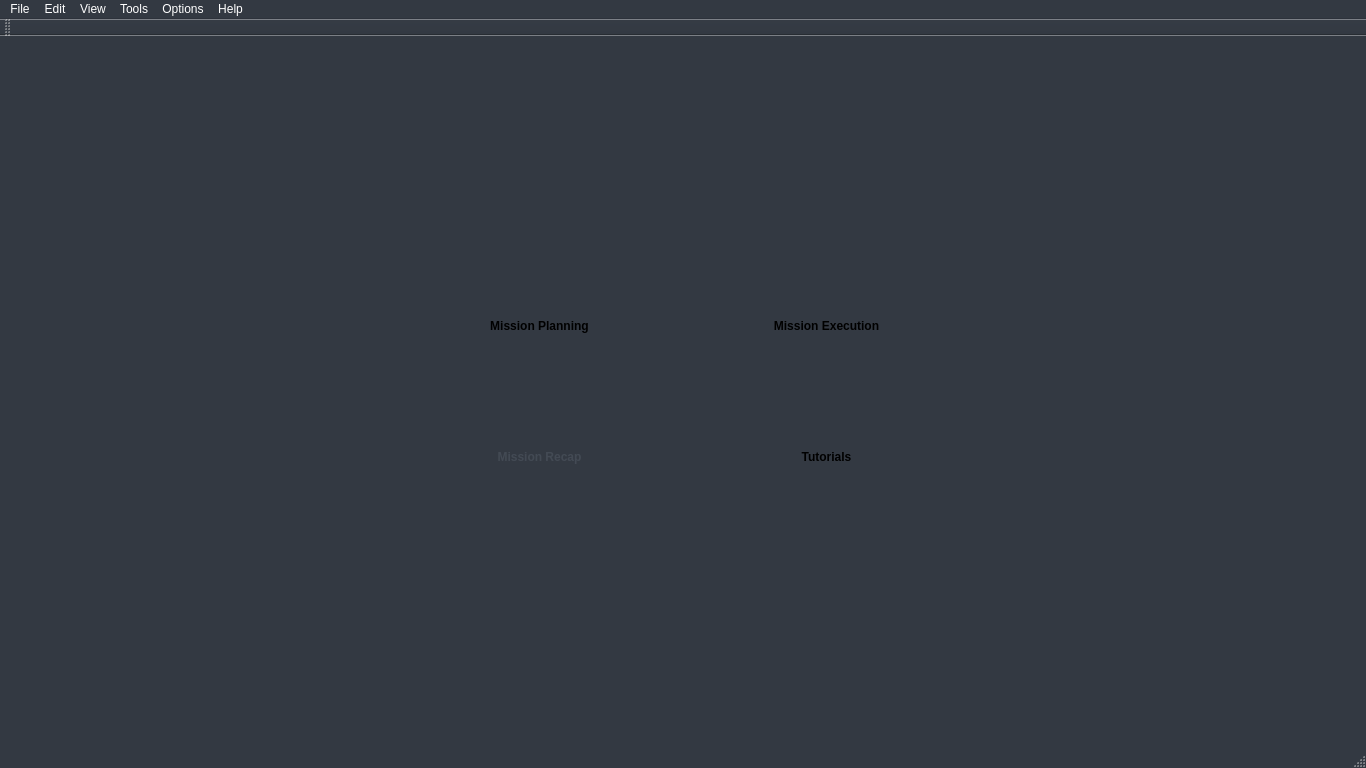
First picture: the form in GUI/UAV-Forge-New/mainwindow.ui, repository UCI-UAVForge/GroundStation, before the edit.
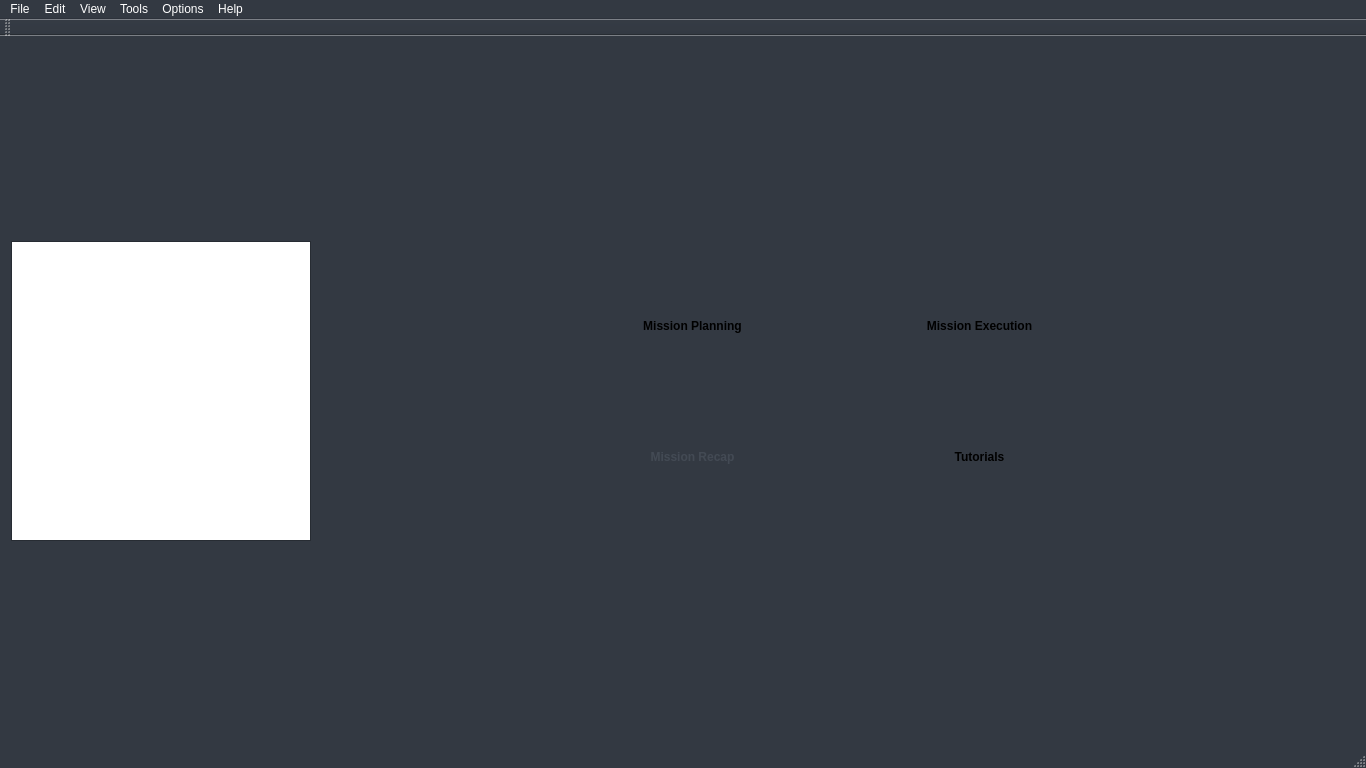
Second picture: the form after the edit.

```diff
--- a/GUI/UAV-Forge-New/mainwindow.ui
+++ b/GUI/UAV-Forge-New/mainwindow.ui
@@ -166,6 +166,22 @@
   </property>
   <widget class="QWidget" name="centralWidget">
    <layout class="QHBoxLayout" name="horizontalLayout">
+    <item>
+     <widget class="QTextBrowser" name="textBrowser">
+      <property name="sizePolicy">
+       <sizepolicy hsizetype="Fixed" vsizetype="Fixed">
+        <horstretch>0</horstretch>
+        <verstretch>0</verstretch>
+       </sizepolicy>
+      </property>
+      <property name="minimumSize">
+       <size>
+        <width>300</width>
+        <height>300</height>
+       </size>
+      </property>
+     </widget>
+    </item>
     <item alignment="Qt::AlignRight|Qt::AlignVCenter">
      <widget class="QWidget" name="widget" native="true">
       <property name="sizePolicy">
```
